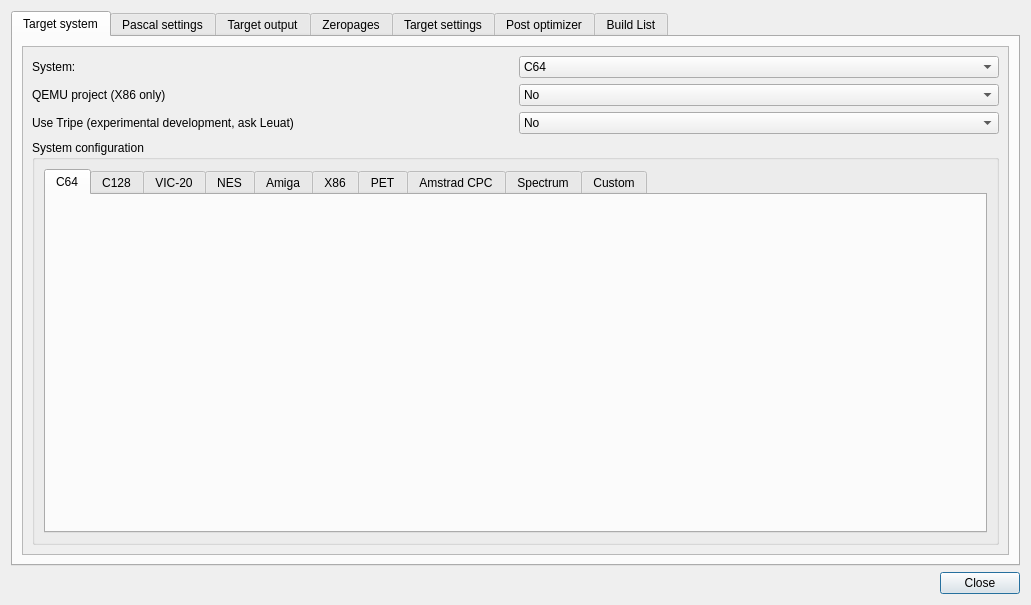
Before: the Qt Designer form source/dialogprojectsettings.ui in leuat/TRSE, drawn with Qt 5.
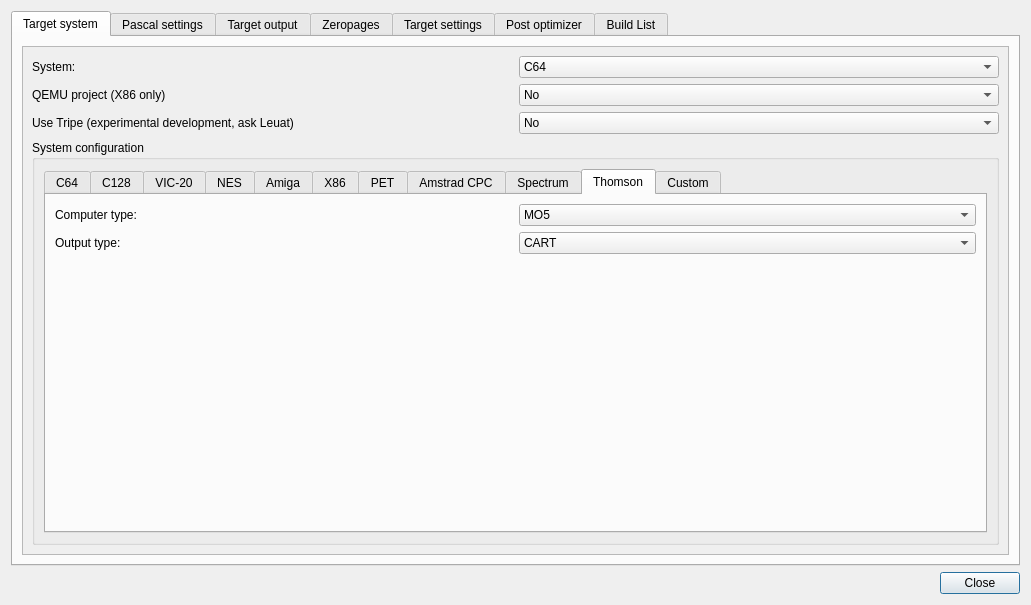
After: the same form once the commit is applied. The open tabs and pages were chosen to show the change.

The edit to the form file:
```diff
--- a/source/dialogprojectsettings.ui
+++ b/source/dialogprojectsettings.ui
@@ -898,6 +898,68 @@
                     </layout>
                    </widget>
                   </widget>
+                  <widget class="QWidget" name="tabThomson">
+                   <attribute name="title">
+                    <string>Thomson</string>
+                   </attribute>
+                   <layout class="QGridLayout" name="gridLayout_34">
+                    <item row="2" column="1">
+                     <widget class="QComboBox" name="cmbThomsonSubtype">
+                      <item>
+                       <property name="text">
+                        <string>MO5</string>
+                       </property>
+                      </item>
+                      <item>
+                       <property name="text">
+                        <string>MO6</string>
+                       </property>
+                      </item>
+                     </widget>
+                    </item>
+                    <item row="2" column="0">
+                     <widget class="QLabel" name="label_9">
+                      <property name="text">
+                       <string>Computer type:</string>
+                      </property>
+                     </widget>
+                    </item>
+                    <item row="3" column="0">
+                     <widget class="QLabel" name="label_24">
+                      <property name="text">
+                       <string>Output type:</string>
+                      </property>
+                     </widget>
+                    </item>
+                    <item row="3" column="1">
+                     <widget class="QComboBox" name="cmbThomsonMedia">
+                      <item>
+                       <property name="text">
+                        <string>CART</string>
+                       </property>
+                      </item>
+                      <item>
+                       <property name="text">
+                        <string>TAPE</string>
+                       </property>
+                      </item>
+                     </widget>
+                    </item>
+                    <item row="4" column="0">
+                     <spacer name="verticalSpacer_4">
+                      <property name="orientation">
+                       <enum>Qt::Vertical</enum>
+                      </property>
+                      <property name="sizeHint" stdset="0">
+                       <size>
+                        <width>20</width>
+                        <height>40</height>
+                       </size>
+                      </property>
+                     </spacer>
+                    </item>
+                   </layout>
+                  </widget>
                   <widget class="QWidget" name="tab_13">
                    <attribute name="title">
                     <string>Custom</string>
```
Left out of the diff: 24 changed lines with no effect on the pictures.
